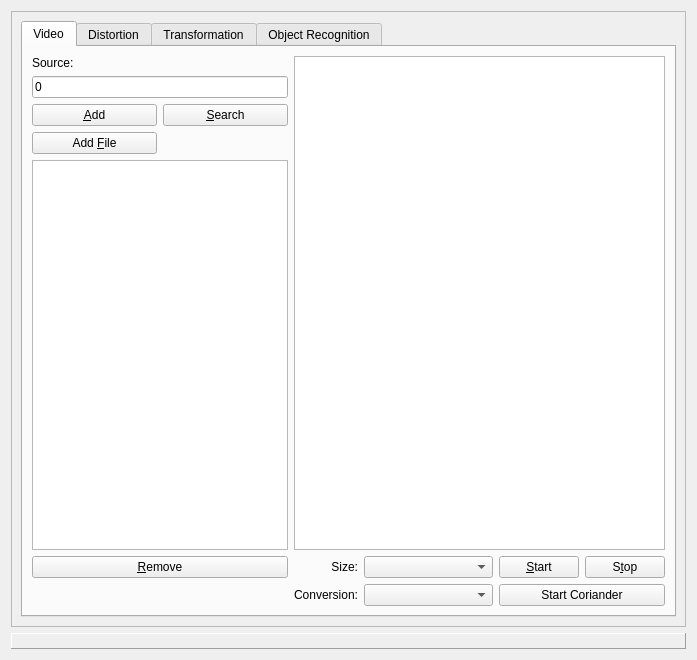
The window that mrVision/src/mrVision/gui/mainGUI.ui (NorthernStars/MR-Vision) describes before a commit, drawn with Qt 5.
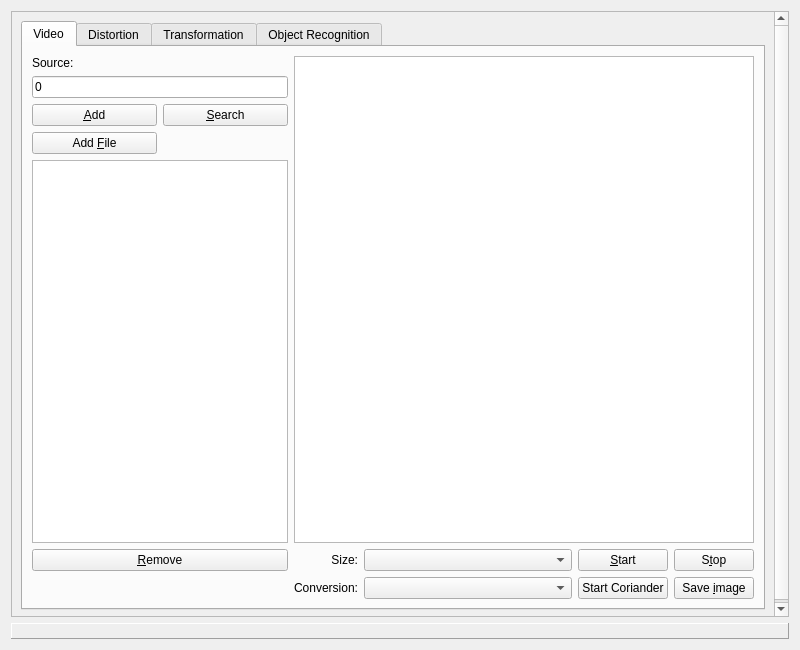
The same window after the commit.

Commit message: Added saving of current image.

Patch:
```diff
--- a/mrVision/src/mrVision/gui/mainGUI.ui
+++ b/mrVision/src/mrVision/gui/mainGUI.ui
@@ -6,10 +6,22 @@
    <rect>
     <x>0</x>
     <y>0</y>
-    <width>697</width>
-    <height>660</height>
+    <width>800</width>
+    <height>650</height>
    </rect>
   </property>
+  <property name="sizePolicy">
+   <sizepolicy hsizetype="Expanding" vsizetype="Expanding">
+    <horstretch>0</horstretch>
+    <verstretch>0</verstretch>
+   </sizepolicy>
+  </property>
+  <property name="minimumSize">
+   <size>
+    <width>0</width>
+    <height>0</height>
+   </size>
+  </property>
   <property name="windowTitle">
    <string>mrVision</string>
   </property>
@@ -43,8 +55,8 @@
        <rect>
         <x>0</x>
         <y>0</y>
-        <width>677</width>
-        <height>616</height>
+        <width>780</width>
+        <height>606</height>
        </rect>
       </property>
       <layout class="QGridLayout" name="gridLayout_5">
@@ -181,13 +193,6 @@
              </property>
             </widget>
            </item>
-           <item row="6" column="4" colspan="2">
-            <widget class="QPushButton" name="cmdCoriander">
-             <property name="text">
-              <string>Start Coriander</string>
-             </property>
-            </widget>
-           </item>
            <item row="4" column="0" colspan="2">
             <widget class="QListWidget" name="lstSources">
              <property name="sizePolicy">
@@ -208,6 +213,20 @@
              </property>
             </widget>
            </item>
+           <item row="6" column="4">
+            <widget class="QPushButton" name="cmdCoriander">
+             <property name="text">
+              <string>Start Coriander</string>
+             </property>
+            </widget>
+           </item>
+           <item row="6" column="5">
+            <widget class="QPushButton" name="cmdSaveImg">
+             <property name="text">
+              <string>Save &amp;image</string>
+             </property>
+            </widget>
+           </item>
           </layout>
          </widget>
          <widget class="QWidget" name="tabDistortion">
```
The commit also changes 2 other files.
